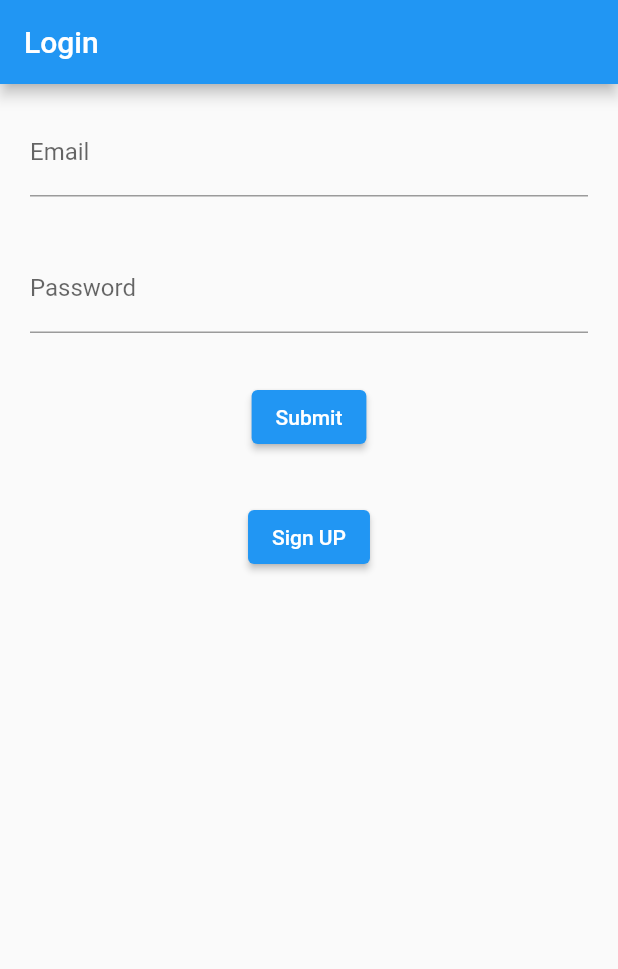
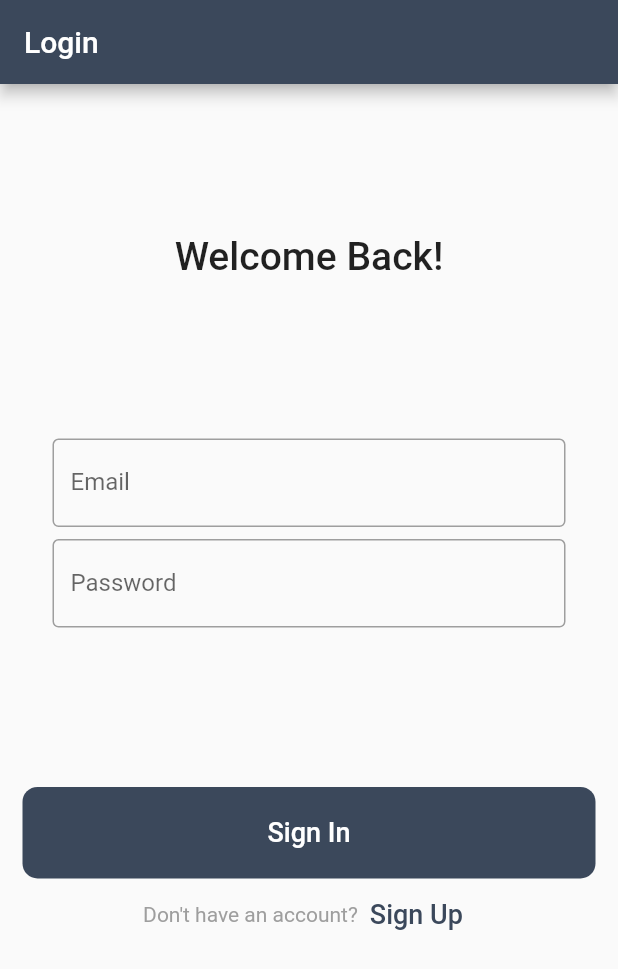
Before and after one commit to robin-jr/Spotify-Lyric-Finder, a Flutter app: the screen it shows after launch, on a phone screen of 412 x 824 dp. Shown: the top 969 px of the screen. Run offline on Flutter 3.47's test engine with Material 2 defaults, Android fonts, the light colour scheme and no system bars; our stand-ins replace firebase_auth, firebase_core, fluttertoast; missing offline and left inert: spotify_sdk; accounts and stored records are empty.

Commit message:
ui partially modified

```diff
--- a/lib/main.dart
+++ b/lib/main.dart
@@ -2,13 +2,11 @@ import 'package:firebase_auth/firebase_auth.dart';
 import 'package:firebase_core/firebase_core.dart';
 import 'package:flutter/material.dart';
 import 'package:provider/provider.dart';
-import 'package:spotify_lyric_finder/utils/genius.dart';
-import 'package:spotify_lyric_finder/screens/signIn_page.dart';
-import 'package:spotify_lyric_finder/screens/signUp_page.dart';
-import 'package:spotify_lyric_finder/utils/spotify.dart';
-import 'package:spotify_sdk/spotify_sdk.dart';
 
-import 'authentication_service.dart';
+import './screens/home/home_page.dart';
+import './screens/signIn_page.dart';
+import './screens/signUp_page.dart';
+import './authentication_service.dart';
 
 void main() async {
   WidgetsFlutterBinding.ensureInitialized();
@@ -31,9 +29,23 @@ class MyApp extends StatelessWidget {
         ),
       ],
       child: MaterialApp(
-        title: 'Spotify Lyric Finder Title',
+        title: 'Spotify Lyric Finder',
         theme: ThemeData(
-          primarySwatch: Colors.blue,
+          primarySwatch: Colors.indigo,
+          primaryColor:Color(0xff3B485B),
+          inputDecorationTheme: InputDecorationTheme(
+            enabledBorder: OutlineInputBorder(
+              borderSide: BorderSide(
+                color: Colors.grey,
+              ),
+            ),
+            focusedBorder: OutlineInputBorder(
+              borderSide: BorderSide(
+                color: Color(0xff3B485B),
+                    width: 2,
+              ),
+            ),
+          ),
         ),
         // home: MyHomePage(title: 'Flutter Demo Home Page'),
         home: AuthenticationWrapper(),
@@ -51,98 +63,9 @@ class AuthenticationWrapper extends StatelessWidget {
   Widget build(BuildContext context) {
     var firebaseUser = context.watch<User?>();
     if (firebaseUser != null) {
-      return (MyHomePage(title: 'Spotify Lyric Finder'));
+      return (HomePage());
     } else {
       return (LoginScreen());
     }
   }
 }
-
-class MyHomePage extends StatefulWidget {
-  MyHomePage({Key? key, required this.title}) : super(key: key);
-
-  final String title;
-
-  @override
-  _MyHomePageState createState() => _MyHomePageState();
-}
-
-class _MyHomePageState extends State<MyHomePage> {
-  String _currentSong = "Click search";
-  String _lyrics = "";
-
-  @override
-  void initState() {
-    super.initState();
-    connectToSpotify();
-  }
-
-  void _getCurrentSong() async {
-    var state = await SpotifySdk.getPlayerState();
-    var song = state!.track!.name;
-    var artist = state.track!.artist.name;
-    String query = song + " " + artist;
-    setState(() {
-      _currentSong = song + " by " + artist;
-      _lyrics = "Loading...";
-    });
-    try {
-      print("query--> $query");
-      var lyrics = await getLyrics(query, context);
-      // print("from home--> $lyrics");
-      print(lyrics);
-      setState(() {
-        _lyrics = lyrics;
-      });
-    } catch (e) {
-      print("Error happened fetching lyrics --> $e");
-    }
-    print("Spotify Song is: $song");
-  }
-
-  @override
-  Widget build(BuildContext context) {
-    return Scaffold(
-      appBar: AppBar(
-        title: Text(widget.title),
-      ),
-      body: Center(
-        child: Column(
-          mainAxisAlignment: MainAxisAlignment.center,
-          children: <Widget>[
-            Text(
-              '$_currentSong',
-              style: Theme.of(context).textTheme.headline6,
-            ),
-            Expanded(
-              child: SingleChildScrollView(
-                child: Text(
-                  '$_lyrics',
-                  style: Theme.of(context).textTheme.bodyText2,
-                ),
-              ),
-            ),
-            ElevatedButton(
-                onPressed: () async => await Provider.of<AuthenticationService>(
-                        context,
-                        listen: false)
-                    .signOut(),
-                child: Text('Sign Out')),
-          ],
-        ),
-      ),
-      floatingActionButton: FloatingActionButton(
-        onPressed: () async {
-          try {
-            _getCurrentSong();
-            print("pressed");
-          } catch (e) {
-            print("Exception --> $e");
-          }
-        },
-        tooltip: 'Search Lyrics',
-        child: Icon(Icons.search),
-      ),
-    );
-  }
-}
--- a/lib/screens/signIn_page.dart
+++ b/lib/screens/signIn_page.dart
@@ -10,6 +10,7 @@ import '../authentication_service.dart';
 class LoginScreen extends StatelessWidget {
   static String routeName = '/LoginScreen';
   late AuthenticationService _authenticationService;
+
   Future<void> _authUser(String email, String password) async {
     print('Email: $email, Password: $password');
     UserCredential? userCredential =
@@ -28,49 +29,92 @@ class LoginScreen extends StatelessWidget {
     TextEditingController emailController = TextEditingController();
     TextEditingController passwordController = TextEditingController();
     return Scaffold(
+      resizeToAvoidBottomInset: false,
       appBar: AppBar(
         title: Text("Login"),
       ),
-      body: Center(
+      body: Padding(
+        padding: const EdgeInsets.symmetric(horizontal: 15, vertical: 10),
         child: Column(
           children: [
-            Padding(
+            Spacer(),
+            Text(
+              "Welcome Back!",
+              style: TextStyle(fontSize: 26, fontWeight: FontWeight.w500),
+            ),
+            Spacer(),
+            Container(
               padding: EdgeInsets.symmetric(horizontal: 20, vertical: 16),
-              child: TextFormField(
+              child: Column(
+                children: [
+                  TextFormField(
                     controller: emailController,
                     decoration: InputDecoration(
                       border: UnderlineInputBorder(),
                       labelText: 'Email',
                     ),
                   ),
-            ),
-            Padding(
-              padding: EdgeInsets.symmetric(horizontal: 20, vertical: 16),
-              child: TextFormField(
+                  SizedBox(height: 8),
+                  TextFormField(
                     controller: passwordController,
                     decoration: InputDecoration(
                       border: UnderlineInputBorder(),
                       labelText: 'Password',
                     ),
                   ),
+                ],
               ),
-            Padding(
-              padding: EdgeInsets.symmetric(horizontal: 8, vertical: 16),
-              child: ElevatedButton(
-                  onPressed: () {
+            ),
+            Spacer(),
+            Container(
+              child: Column(
+                children: [
+                  InkWell(
+                    child: Container(
+                      padding: const EdgeInsets.symmetric(vertical: 20),
+                      width: double.infinity,
+                      decoration: BoxDecoration(
+                        borderRadius: BorderRadiusDirectional.circular(10),
+                        color: Theme.of(context).primaryColor,
+                      ),
+                      child: Text(
+                        "Sign In",
+                        textAlign: TextAlign.center,
+                        style: TextStyle(
+                            fontSize: 18,
+                            color: Colors.white,
+                            fontWeight: FontWeight.w500),
+                      ),
+                    ),
+                    onTap: () {
                       _authUser(emailController.text, passwordController.text);
                       emailController.text = passwordController.text = '';
                     },
-                  child: Text("Submit")),
                   ),
-            Padding(
-              padding: EdgeInsets.symmetric(horizontal: 8, vertical: 16),
-              child: ElevatedButton(
-                  onPressed: () {
-                    Navigator.pushNamed(context, SignUpScreen.routeName);
-                  },
-                  child: Text("Sign UP")),
+                  Row(
+                    mainAxisAlignment: MainAxisAlignment.center,
+                    children: [
+                      Text(
+                        "Don't have an account?",
+                        style: TextStyle(color: Colors.grey),
                       ),
+                      TextButton(
+                        child: Text(
+                          "Sign Up",
+                          style: TextStyle(
+                            fontSize: 18,
+                              color: Theme.of(context).primaryColor,
+                              fontWeight: FontWeight.w500),
+                        ),
+                        onPressed: () => Navigator.pushNamed(
+                            context, SignUpScreen.routeName),
+                      ),
+                    ],
+                  ),
+                ],
+              ),
+            ),
+            Spacer(flex: 2),
           ],
         ),
       ),
```
Also changed, not shown: lib/screens/home/home_page.dart (added, +131 -0 lines), lib/screens/signUp_page.dart (+78 -24 lines). Lines whose indentation alone changed are shown as unchanged.
